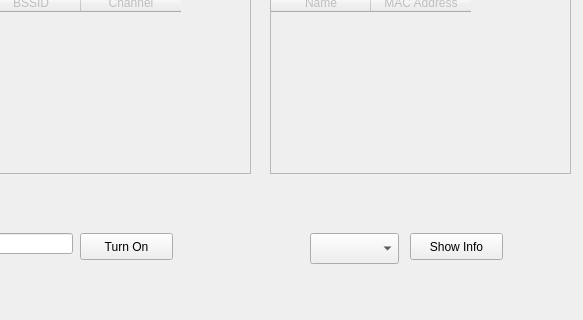
Qt form mainwindow.ui (ch4mchi/FFA) before a commit; both pictures show x 140 to 723 and y 134 to 454 of the 859 by 454 pixel window.
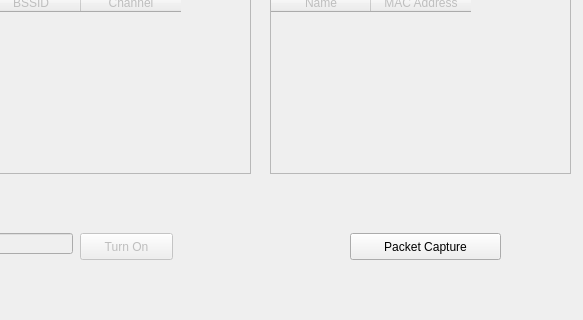
The same form after that commit.

```diff
--- a/mainwindow.ui
+++ b/mainwindow.ui
@@ -20,24 +20,14 @@
    <widget class="QPushButton" name="btn1">
     <property name="geometry">
      <rect>
-      <x>550</x>
+      <x>490</x>
       <y>350</y>
-      <width>93</width>
+      <width>151</width>
       <height>27</height>
      </rect>
     </property>
     <property name="text">
-     <string>Show Info</string>
-    </property>
-   </widget>
-   <widget class="QComboBox" name="comboBox">
-    <property name="geometry">
-     <rect>
-      <x>450</x>
-      <y>350</y>
-      <width>89</width>
-      <height>31</height>
-     </rect>
+     <string>Packet Capture</string>
     </property>
    </widget>
    <widget class="QPushButton" name="btn2">
@@ -286,6 +276,9 @@
     </property>
    </widget>
    <widget class="QPushButton" name="airbaseBtn">
+    <property name="enabled">
+     <bool>false</bool>
+    </property>
     <property name="geometry">
      <rect>
       <x>220</x>
@@ -299,6 +292,9 @@
     </property>
    </widget>
    <widget class="QLineEdit" name="essidBox">
+    <property name="enabled">
+     <bool>false</bool>
+    </property>
     <property name="geometry">
      <rect>
       <x>100</x>
@@ -307,6 +303,9 @@
       <height>21</height>
      </rect>
     </property>
+    <property name="readOnly">
+     <bool>false</bool>
+    </property>
    </widget>
    <widget class="QLabel" name="label_5">
     <property name="geometry">
```
